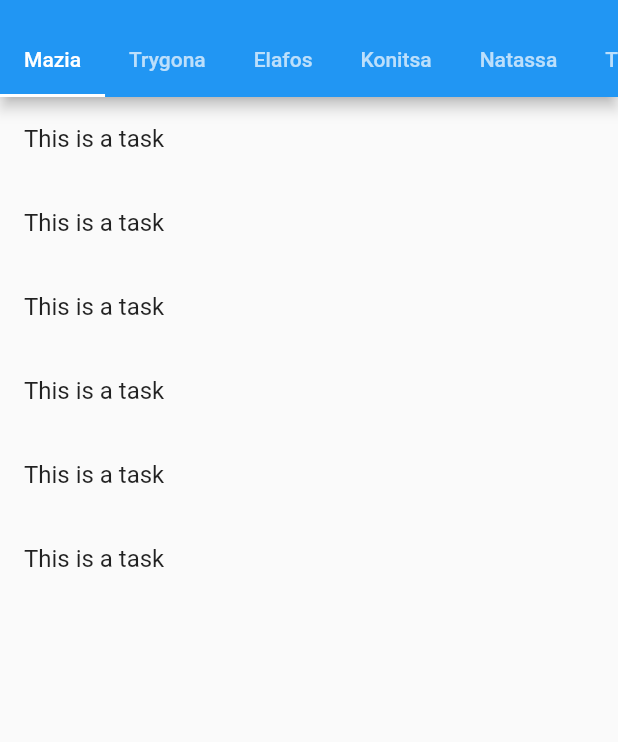
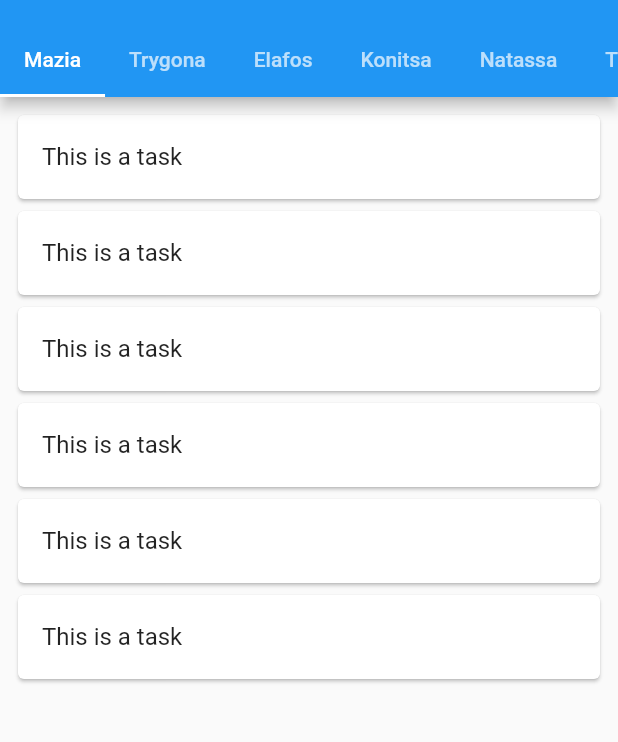
Before and after one commit to trbarton/SH-task-tracker, a Flutter app: the screen it shows after launch, on a phone screen of 412 x 824 dp, the part 59-801 px from its top. Run offline on Flutter 3.47's test engine with Material 2 defaults, Android fonts, the phone set to English and light mode, and no system bars.

Commit message:
Added cards to task

```diff
--- a/lib/boattab.dart
+++ b/lib/boattab.dart
@@ -4,24 +4,37 @@ class BoatTab extends StatelessWidget {
   @override
   Widget build(BuildContext context) {
     return ListView(
+      padding: EdgeInsets.all(8.0),
       children: <Widget>[
-        ListTile(
+        Card(
+          child: ListTile(
             title: Text("This is a task"),
           ),
-        ListTile(
+        ),
+        Card(
+          child: ListTile(
             title: Text("This is a task"),
           ),
-        ListTile(
+        ),
+        Card(
+          child: ListTile(
             title: Text("This is a task"),
           ),
-        ListTile(
+        ),
+        Card(
+          child: ListTile(
             title: Text("This is a task"),
           ),
-        ListTile(
+        ),
+        Card(
+          child: ListTile(
             title: Text("This is a task"),
           ),
-        ListTile(
+        ),
+        Card(
+          child: ListTile(
             title: Text("This is a task"),
+          ),
         ),
       ],
     );
--- a/lib/main.dart
+++ b/lib/main.dart
@@ -9,6 +9,7 @@ class TabBarDemo extends StatelessWidget {
   @override
   Widget build(BuildContext context) {
     return MaterialApp(
+      debugShowCheckedModeBanner: false,
       home: DefaultTabController(
         length: 11,
         child: Scaffold(
```
Lines whose indentation alone changed are shown as unchanged.
